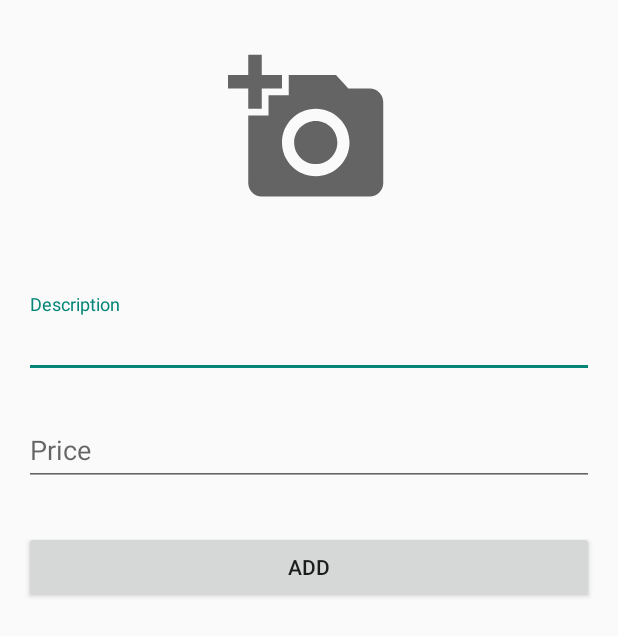
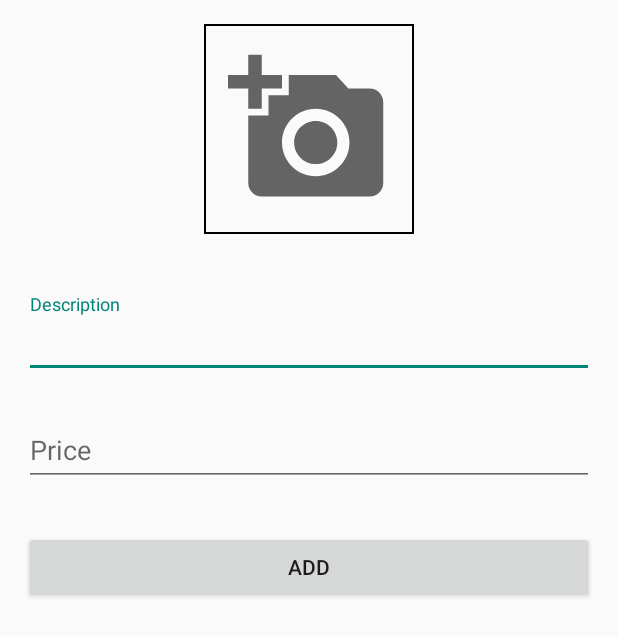
Before and after one commit to lucas-samuel01/whiteLabelApp, an Android app: the layout add_product_fragment.xml on its own in the app's theme, with its tools: preview values and no code run, on a phone screen of 412 x 824 dp. Shown: the top 636 px of the screen. Run offline under Robolectric (Android 15) with nearby library versions, the phone set to English and light mode, and no system bars.

Commit message:
feat: imprrove code

```diff
--- a/app/src/main/res/drawable/background_product_image.xml
+++ b/app/src/main/res/drawable/background_product_image.xml
@@ -1,6 +1,6 @@
 <?xml version="1.0" encoding="utf-8"?>
 <shape xmlns:android="http://schemas.android.com/apk/res/android">
     <stroke
-        android:width="200dp"
+        android:width="1dp"
         android:color="?attr/colorSecondary" />
 </shape>
--- a/gradle/libs.versions.toml
+++ b/gradle/libs.versions.toml
@@ -20,6 +20,7 @@ lifecycleLivedataKtx = "2.8.3"
 lifecycleViewmodelKtx = "2.8.3"
 fragmentKtx = "1.5.6"
 glide = "4.12.0"
+firebaseAuthKtx = "23.0.0"
 
 
 [libraries]
@@ -50,6 +51,7 @@ androidx-legacy-support-v4 = { group = "androidx.legacy", name = "legacy-support
 androidx-lifecycle-livedata-ktx = { group = "androidx.lifecycle", name = "lifecycle-livedata-ktx", version.ref = "lifecycleLivedataKtx" }
 androidx-lifecycle-viewmodel-ktx = { group = "androidx.lifecycle", name = "lifecycle-viewmodel-ktx", version.ref = "lifecycleViewmodelKtx" }
 androidx-fragment-ktx = { group = "androidx.fragment", name = "fragment-ktx", version.ref = "fragmentKtx" }
+firebase-auth-ktx = { group = "com.google.firebase", name = "firebase-auth-ktx", version.ref = "firebaseAuthKtx" }
 
 
 [plugins]
```
Also changed, not shown: 1 other file.
